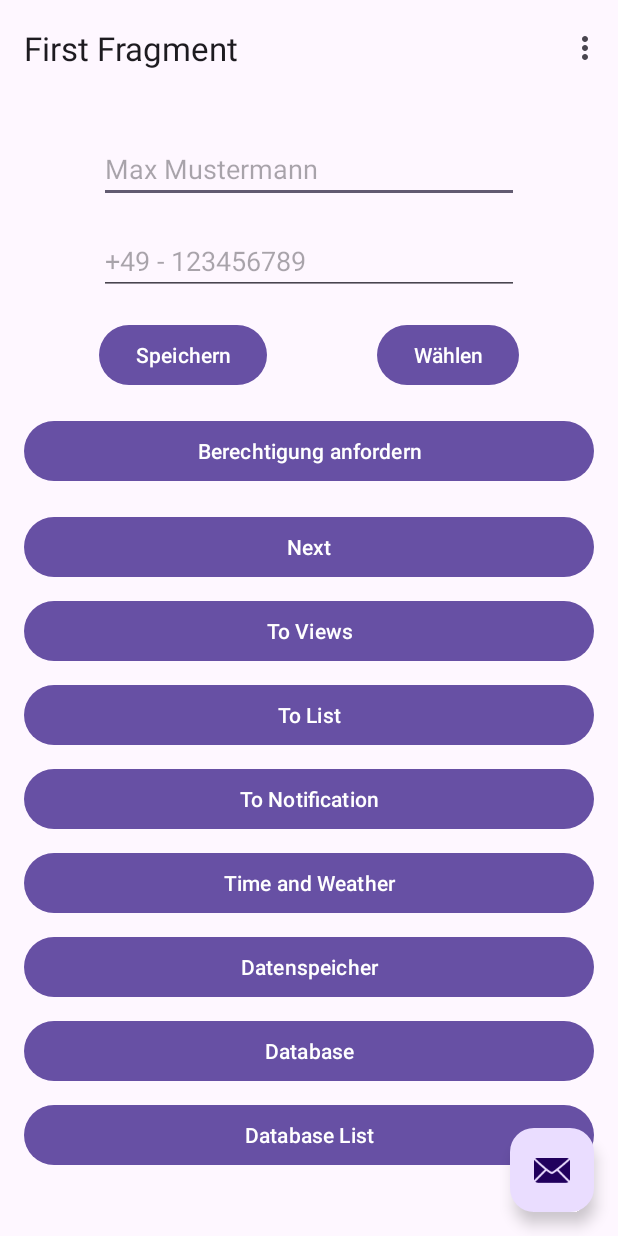
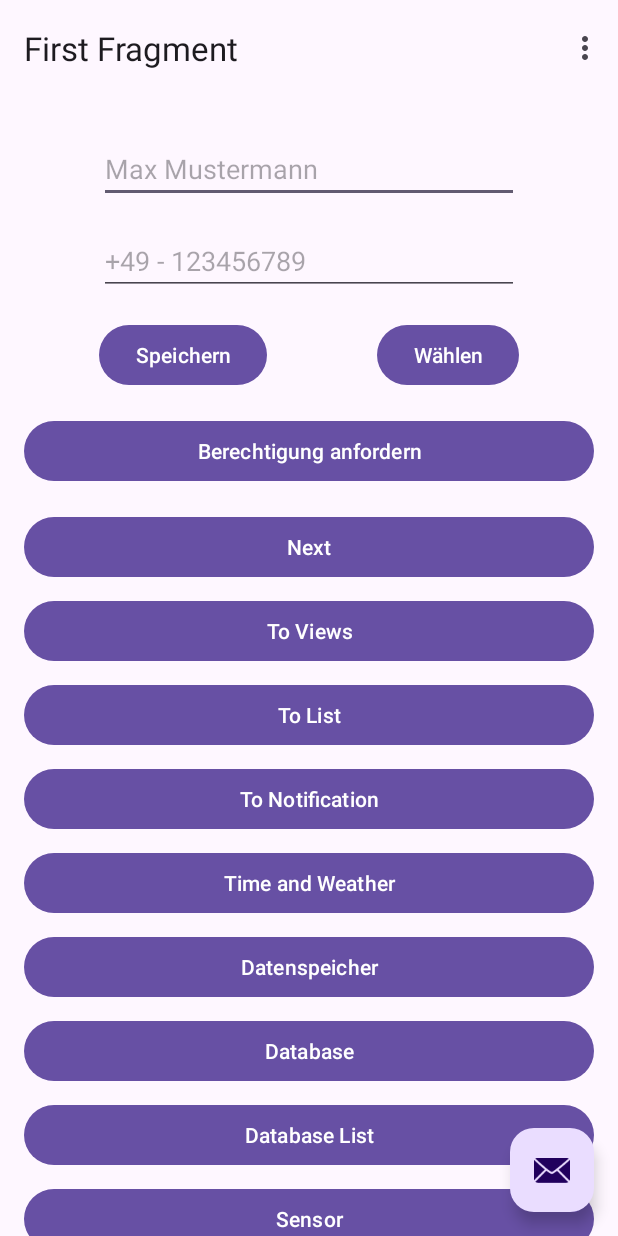
Before and after one commit to RikiiB/mae, an Android app: the screen it shows after launch (MainActivity), on a phone screen of 412 x 824 dp. Run offline under Robolectric (Android 15) with nearby library versions, the phone set to English and light mode, and no system bars; our stand-ins replace navigation-ui.

Commit message:
VL Sensor

```diff
--- a/app/src/main/java/hsw/riki/mae/FirstFragment.java
+++ b/app/src/main/java/hsw/riki/mae/FirstFragment.java
@@ -132,6 +132,11 @@ public class FirstFragment extends Fragment {
               .navigate(FirstFragmentDirections.actionFirstFragmentToDatabaseListFragment());
         });
 
+    binding.sensorButton.setOnClickListener(v -> {
+        NavHostFragment.findNavController(FirstFragment.this)
+                .navigate(FirstFragmentDirections.actionFirstFragmentToSensorFragment());
+    });
+
     if (requireActivity().getIntent().getExtras() != null
         && requireActivity().getIntent().getExtras().containsKey("hsw.riki.mae.msg")) {
       Toast.makeText(
--- a/app/src/main/res/layout/fragment_first.xml
+++ b/app/src/main/res/layout/fragment_first.xml
@@ -10,6 +10,15 @@
             android:layout_width="match_parent"
             android:layout_height="match_parent"
             android:padding="16dp">
+
+        <Button
+                android:text="Sensor"
+                android:layout_width="match_parent"
+                android:layout_height="wrap_content"
+                android:id="@+id/sensorButton"
+                tools:layout_editor_absoluteX="116dp"
+                app:layout_constraintTop_toBottomOf="@+id/databaseListButton"
+                android:layout_marginTop="8dp" />
 
         <Button
                 android:text="Database List"
--- a/app/src/main/res/navigation/nav_graph.xml
+++ b/app/src/main/res/navigation/nav_graph.xml
@@ -38,6 +38,9 @@
         <action
                 android:id="@+id/action_FirstFragment_to_databaseListFragment"
                 app:destination="@id/databaseListFragment" />
+        <action
+                android:id="@+id/action_FirstFragment_to_sensorFragment"
+                app:destination="@id/sensorFragment" />
     </fragment>
     <fragment
             android:id="@+id/SecondFragment"
@@ -140,4 +143,12 @@
                 android:id="@+id/action_databaseListFragment_to_FirstFragment"
                 app:destination="@id/FirstFragment" />
     </fragment>
+    <fragment
+            android:id="@+id/sensorFragment"
+            android:name="hsw.riki.mae.adapter.SensorFragment"
+            android:label="Sensor Fragment" >
+        <action
+                android:id="@+id/action_sensorFragment_to_FirstFragment"
+                app:destination="@id/FirstFragment" />
+    </fragment>
 </navigation>
--- a/app/src/main/res/values/strings.xml
+++ b/app/src/main/res/values/strings.xml
@@ -37,6 +37,7 @@
     <string name="storage_filestorage_successfully_deleted">Datei wurde gelöscht.</string>
 
     <string name="api_key">7e77eb340f3f5e8e118a9724031a4ca4</string>
+    <string name="sensor_lightsensor_data">600</string>
 
     <string name="lorem_ipsum">
         Lorem ipsum dolor sit amet, consectetur adipiscing elit. Nam in scelerisque sem. Mauris
```
Also changed, not shown: app/src/main/java/hsw/riki/mae/adapter/SensorFragment.java (added, +69 -0 lines), app/src/main/res/layout/fragment_sensor.xml (added, +56 -0 lines).
